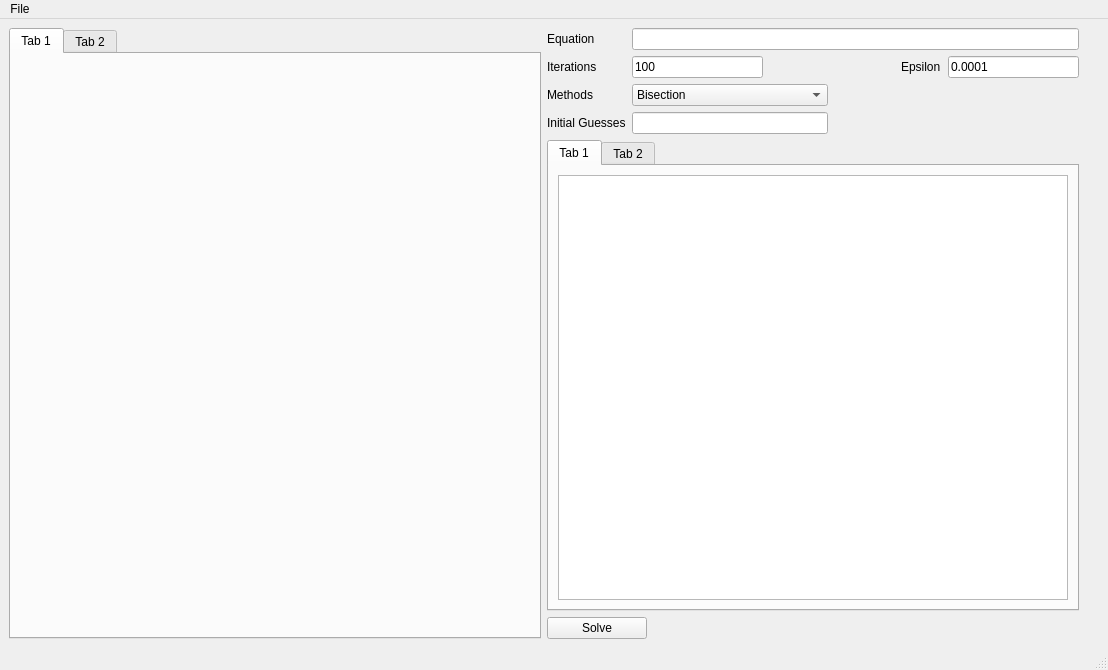
Above: part1.ui from MohammedAbdelbarry/numerical-analysis before the change. Below: the same form after it.
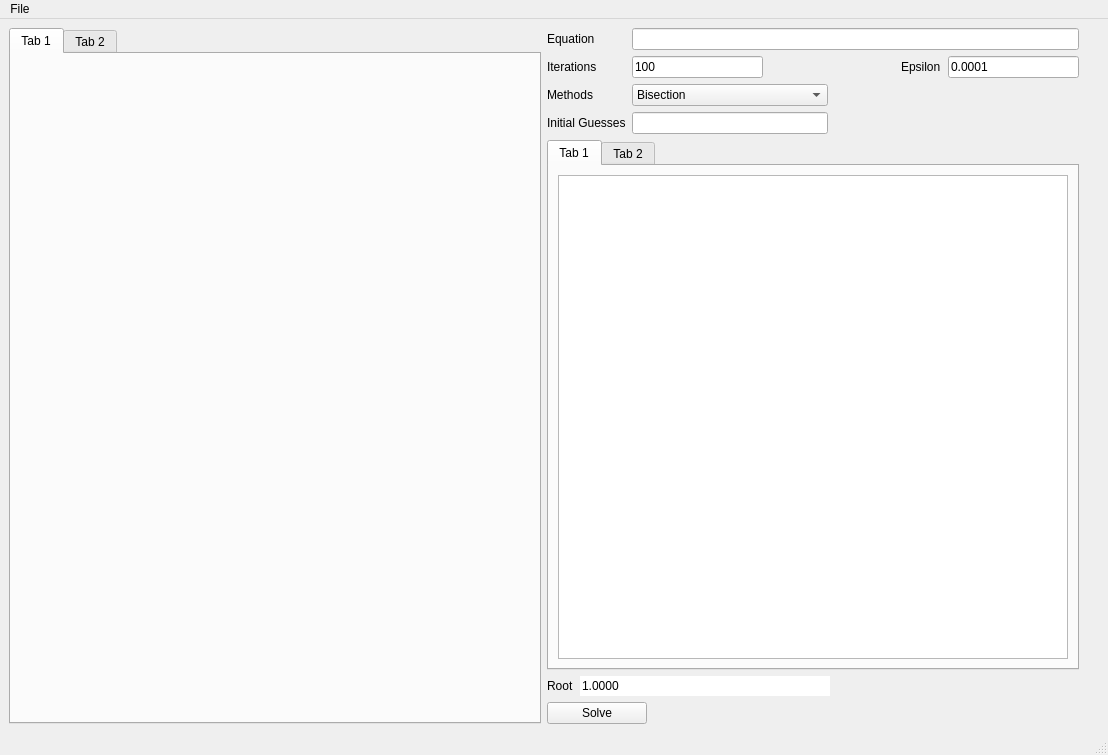
That is the form after the change.

Patch:
```diff
--- a/part1.ui
+++ b/part1.ui
@@ -7,7 +7,7 @@
     <x>0</x>
     <y>0</y>
     <width>1108</width>
-    <height>670</height>
+    <height>755</height>
    </rect>
   </property>
   <property name="windowTitle">
@@ -209,6 +209,47 @@
         </widget>
        </widget>
       </item>
+      <item>
+       <layout class="QFormLayout" name="formLayout_3">
+        <item row="0" column="0">
+         <widget class="QLabel" name="label_6">
+          <property name="text">
+           <string>Root</string>
+          </property>
+         </widget>
+        </item>
+        <item row="0" column="1">
+         <layout class="QHBoxLayout" name="horizontalLayout_9">
+          <item>
+           <widget class="QLineEdit" name="lineEdit">
+            <property name="text">
+             <string>1.0000</string>
+            </property>
+            <property name="frame">
+             <bool>false</bool>
+            </property>
+            <property name="readOnly">
+             <bool>true</bool>
+            </property>
+           </widget>
+          </item>
+          <item>
+           <spacer name="horizontalSpacer_3">
+            <property name="orientation">
+             <enum>Qt::Horizontal</enum>
+            </property>
+            <property name="sizeHint" stdset="0">
+             <size>
+              <width>40</width>
+              <height>20</height>
+             </size>
+            </property>
+           </spacer>
+          </item>
+         </layout>
+        </item>
+       </layout>
+      </item>
       <item>
        <widget class="QPushButton" name="solve_btn">
         <property name="maximumSize">
```
Left out of the diff: 16 changed lines with no effect on the pictures.
